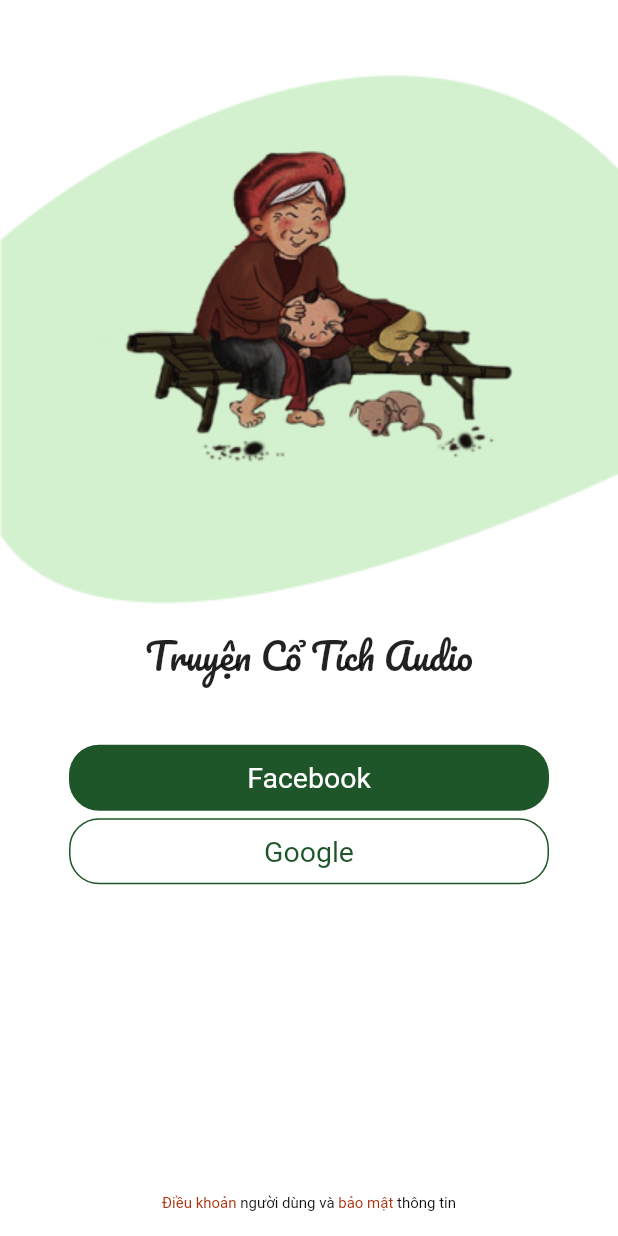
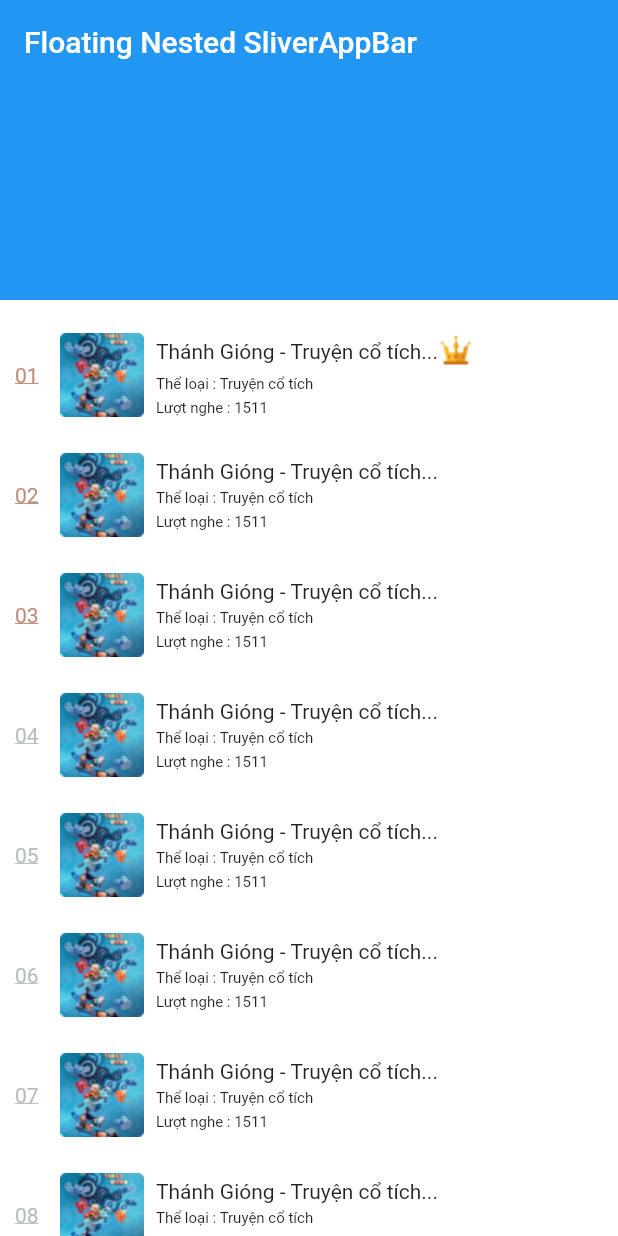
Before and after one commit to nguyenquanvp1992/FlutterTraining, a Flutter app: the screen it shows after launch, on a phone screen of 412 x 824 dp. Run offline on Flutter 3.47's test engine with Material 2 defaults, Android fonts, the phone set to English and light mode, and no system bars.

Commit message:
done UI login

```diff
--- /dev/null
+++ b/lib/home.dart
@@ -0,0 +1,84 @@
+import 'package:flutter/material.dart';
+
+void main() {
+  runApp(HomePage());
+}
+
+class HomePage extends StatelessWidget {
+  @override
+  Widget build(BuildContext context) {
+    return MaterialApp(
+      title: 'Flutter Demo',
+      theme: ThemeData(
+        primarySwatch: Colors.blue,
+      ),
+      home: HomePageStatefull(),
+    );
+  }
+}
+
+class HomePageStatefull extends StatefulWidget {
+  @override
+  State<StatefulWidget> createState() {
+    return HomePageState();
+  }
+}
+
+class HomePageState extends State<HomePageStatefull> {
+  @override
+  Widget build(BuildContext context) {
+    return Scaffold(
+      backgroundColor: Colors.white,
+      body: NestedScrollView(
+        headerSliverBuilder: (BuildContext context, bool innerBoxIsScrolled) {
+          return <Widget>[
+            SliverAppBar(
+              title: const Text('Floating Nested SliverAppBar'),
+              floating: false,
+              expandedHeight: 200.0,
+              forceElevated: innerBoxIsScrolled,
+            ),
+          ];
+        },
+        body: ListView.builder(
+          padding: const EdgeInsets.all(10.0),
+          itemCount: 20,
+          itemBuilder: (BuildContext context, int index) {
+            return Container(
+                height: 80.0,
+                child: Row(
+                  children: [
+                    SizedBox(
+                      width: 30.0,
+                      child: Text(
+                          index <= 8 ? "0${index + 1} " : "${index + 1}",
+                          style: TextStyle(
+                              color: index <= 2
+                                  ? Color(0xffBF8877)
+                                  : Color(0xffB5BEB7),
+                              decoration: TextDecoration.underline)),
+                    ),
+                    Image.asset("images/ic_avatar.png", fit: BoxFit.fill,),
+                    SizedBox(width: 8.0,),
+                    Column(
+                      crossAxisAlignment: CrossAxisAlignment.start,
+                      mainAxisAlignment: MainAxisAlignment.center,
+                      children: [
+                        Row(
+                          children: [
+                            Text("Thánh Gióng - Truyện cổ tích...", style: TextStyle(fontSize: 14.0)),
+                            if (index == 0) Image.asset("images/ic_vip.png")
+                          ],
+                        ),
+                        Container(margin: EdgeInsets.only(top: 4), child: Text("Thể loại : Truyện cổ tích", style: TextStyle(fontSize: 10.0)),),
+                        Container(margin: EdgeInsets.only(top: 4), child: Text("Lượt nghe : 1511", style: TextStyle(fontSize: 10.0),),)
+                      ],
+                    ),
+                  ],
+                ));
+          },
+        ),
+      ),
+    );
+  }
+}
--- a/lib/main.dart
+++ b/lib/login.dart
@@ -1,4 +1,5 @@
 import 'package:flutter/material.dart';
+import 'package:flutter_app1/home.dart';
 
 void main() {
   runApp(MyApp());
@@ -72,7 +73,9 @@ class _MyHomePageState extends State<MyHomePage> {
               style: TextStyle(color: Colors.white, fontSize: 19.0),
             ),
           ),
-          Container(
+          GestureDetector(
+            onTap: () => runApp(HomePage()),
+            child: Container(
                 height: 44.0,
                 width: 320.0,
                 margin: EdgeInsets.only(top: 5.0),
@@ -87,6 +90,7 @@ class _MyHomePageState extends State<MyHomePage> {
                       fontSize: 19.0,
                       backgroundColor: Colors.white),
                 )),
+          ),
           Expanded(
             child: SizedBox(),
           ),
--- a/pubspec.yaml
+++ b/pubspec.yaml
@@ -46,9 +46,7 @@ flutter:
 
   # To add assets to your application, add an assets section, like this:
   assets:
-     - images/bg_login.png
-     - images/bg_login_layer_1.png
-     - images/bg_login_layer_2.png
+     - images/
   #   - images/a_dot_ham.jpeg
 
   # An image asset can refer to one or more resolution-specific "variants", see
```
Also changed, not shown: images/ic_avatar.png (added), images/ic_vip.png (added), 1 other file. Lines whose indentation alone changed are shown as unchanged.
